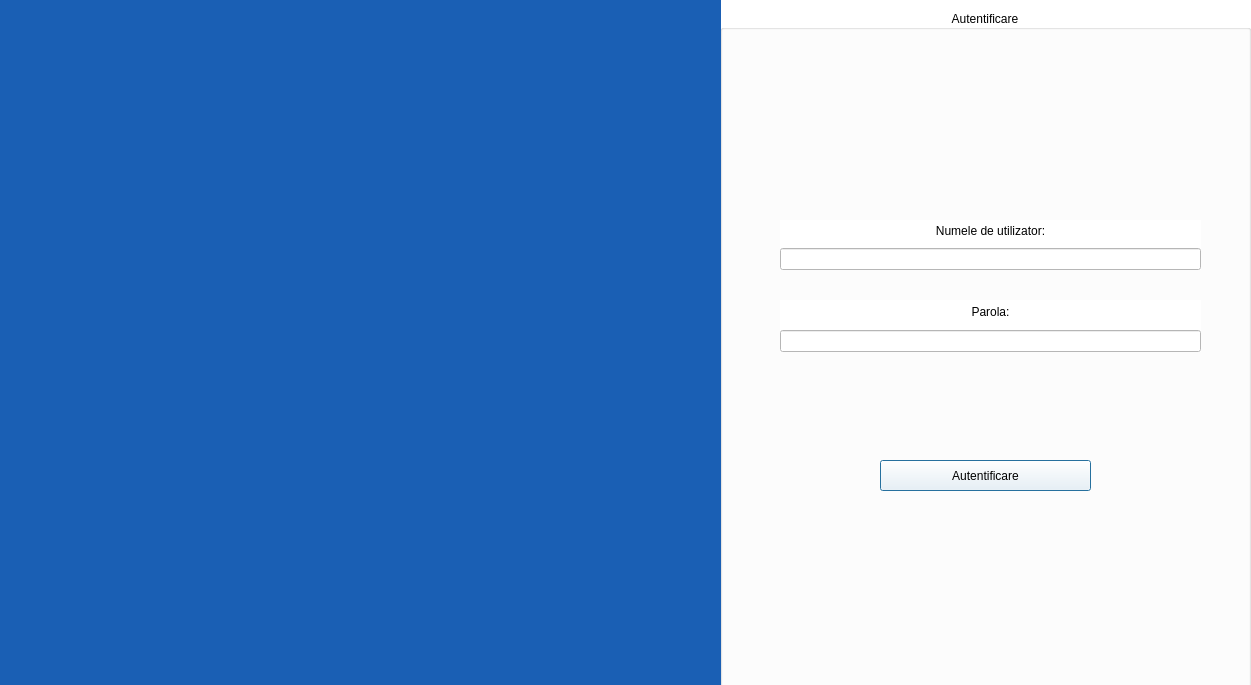
raducosminalexandru/banking-system, file bankingwindow.ui: the form before one commit.
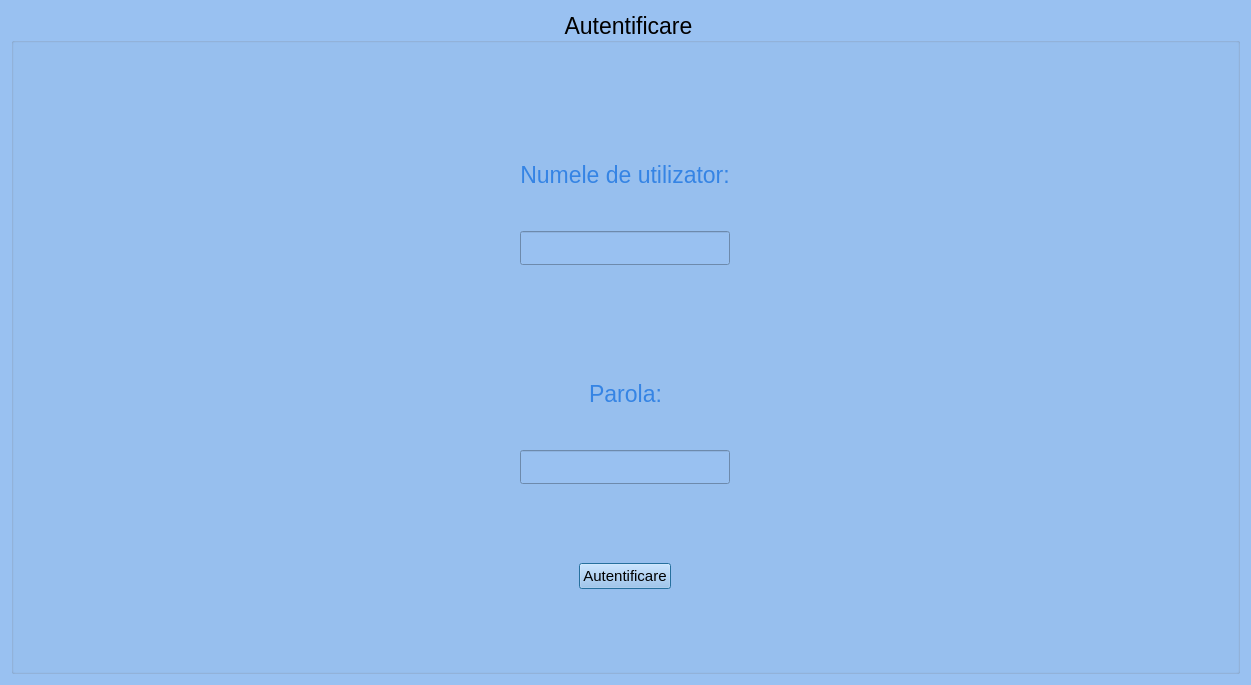
The form after the commit. Icons and pictures are not drawn.

What changed in the file:
```diff
--- a/bankingwindow.ui
+++ b/bankingwindow.ui
@@ -14,16 +14,14 @@
    <string>Dialog</string>
   </property>
   <property name="styleSheet">
-   <string notr="true">background-color: rgb(255, 255, 255);</string>
+   <string notr="true">background-color: rgb(153, 193, 241);</string>
   </property>
+  <layout class="QVBoxLayout" name="verticalLayout_5">
+   <item>
   <widget class="QGroupBox" name="groupBox">
-   <property name="geometry">
-    <rect>
-     <x>720</x>
-     <y>10</y>
-     <width>531</width>
-     <height>691</height>
-    </rect>
+     <property name="styleSheet">
+      <string notr="true">font: 500 11pt &quot;Ubuntu&quot;;
+font-size: 23px;</string>
    </property>
    <property name="title">
     <string>Autentificare</string>
@@ -31,31 +29,22 @@
    <property name="alignment">
     <set>Qt::AlignCenter</set>
    </property>
-   <widget class="QPushButton" name="login">
-    <property name="geometry">
-     <rect>
-      <x>160</x>
-      <y>450</y>
-      <width>211</width>
-      <height>31</height>
-     </rect>
-    </property>
-    <property name="text">
-     <string>Autentificare</string>
-    </property>
-   </widget>
-   <widget class="QWidget" name="layoutWidget">
-    <property name="geometry">
-     <rect>
-      <x>60</x>
-      <y>210</y>
-      <width>421</width>
-      <height>50</height>
-     </rect>
-    </property>
+     <layout class="QVBoxLayout" name="verticalLayout_4">
+      <item>
     <layout class="QVBoxLayout" name="verticalLayout">
-     <item>
+        <item alignment="Qt::AlignHCenter">
       <widget class="QLabel" name="label">
+          <property name="maximumSize">
+           <size>
+            <width>500</width>
+            <height>100</height>
+           </size>
+          </property>
+          <property name="styleSheet">
+           <string notr="true">font: 700 11pt &quot;Ubuntu&quot;;
+color: rgb(53, 132, 228);
+background: transparent;</string>
+          </property>
        <property name="text">
         <string>Numele de utilizator:</string>
        </property>
@@ -64,25 +53,35 @@
        </property>
       </widget>
      </item>
-     <item>
-      <widget class="QLineEdit" name="username"/>
-     </item>
-    </layout>
-   </widget>
-   <widget class="QWidget" name="layoutWidget">
-    <property name="geometry">
-     <rect>
-      <x>60</x>
-      <y>290</y>
-      <width>421</width>
-      <height>52</height>
-     </rect>
-    </property>
+        <item alignment="Qt::AlignHCenter">
+         <widget class="QLineEdit" name="username">
+          <property name="maximumSize">
+           <size>
+            <width>1000</width>
+            <height>16777215</height>
+           </size>
+          </property>
+         </widget>
+        </item>
+       </layout>
+      </item>
+      <item>
     <layout class="QVBoxLayout" name="verticalLayout_3">
      <item>
       <layout class="QVBoxLayout" name="verticalLayout_2">
-       <item>
+          <item alignment="Qt::AlignHCenter">
         <widget class="QLabel" name="label_2">
+            <property name="maximumSize">
+             <size>
+              <width>500</width>
+              <height>100</height>
+             </size>
+            </property>
+            <property name="styleSheet">
+             <string notr="true">font: 700 11pt &quot;Ubuntu&quot;;
+color: rgb(53, 132, 228);
+background: transparent;</string>
+            </property>
          <property name="text">
           <string>Parola:</string>
          </property>
@@ -91,36 +90,44 @@
          </property>
         </widget>
        </item>
-      </layout>
-     </item>
-     <item>
-      <widget class="QLineEdit" name="password"/>
-     </item>
-    </layout>
-   </widget>
-  </widget>
-  <widget class="QLabel" name="label_3">
-   <property name="geometry">
-    <rect>
-     <x>-10</x>
-     <y>0</y>
-     <width>731</width>
-     <height>691</height>
-    </rect>
+          <item alignment="Qt::AlignHCenter">
+           <widget class="QLineEdit" name="password">
+            <property name="maximumSize">
+             <size>
+              <width>1000</width>
+              <height>16777215</height>
+             </size>
+            </property>
+            <property name="echoMode">
+             <enum>QLineEdit::Password</enum>
+            </property>
+           </widget>
+          </item>
+         </layout>
+        </item>
+       </layout>
+      </item>
+      <item alignment="Qt::AlignHCenter">
+       <widget class="QPushButton" name="login">
+        <property name="maximumSize">
+         <size>
+          <width>500</width>
+          <height>16777215</height>
+         </size>
    </property>
    <property name="styleSheet">
-    <string notr="true">background-color: rgb(26, 95, 180);</string>
+         <string notr="true">font-size: 15px;</string>
    </property>
    <property name="text">
-    <string/>
-   </property>
-   <property name="pixmap">
-    <pixmap resource="clouds.qrc">:/res/pexels-donald-tong-139366.jpg</pixmap>
-   </property>
-  </widget>
- </widget>
- <resources>
-  <include location="clouds.qrc"/>
- </resources>
+         <string>Autentificare</string>
+        </property>
+       </widget>
+      </item>
+     </layout>
+    </widget>
+   </item>
+  </layout>
+ </widget>
+ <resources/>
  <connections/>
 </ui>
```
Lines whose indentation alone changed are shown as unchanged.
